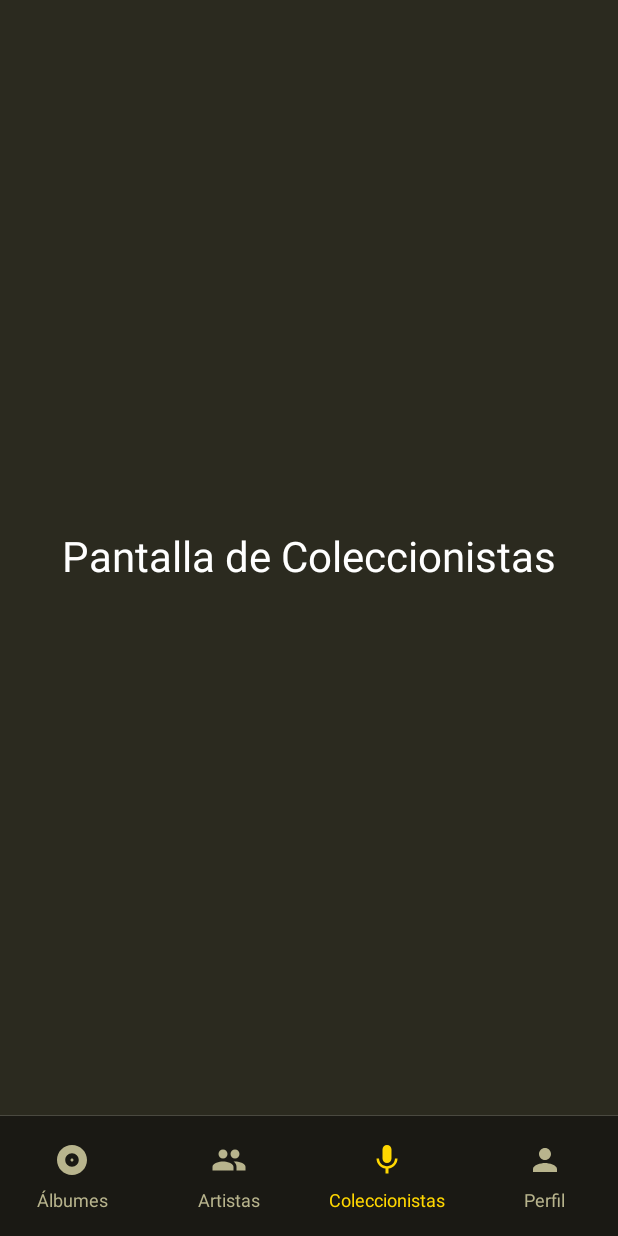
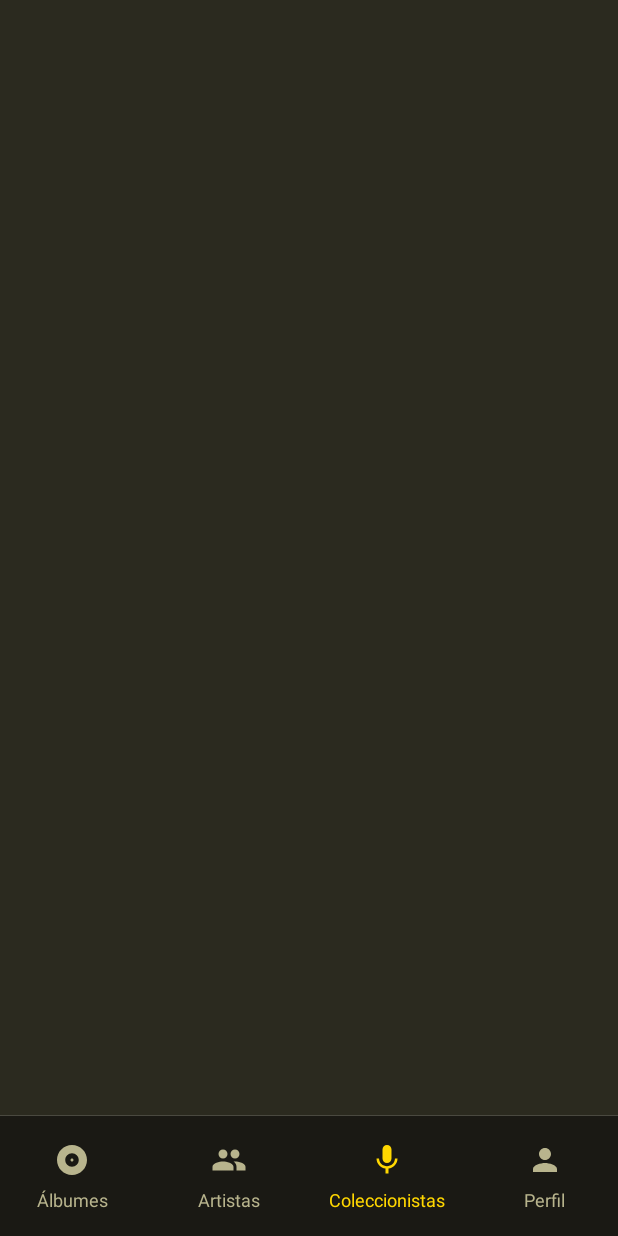
Before and after one commit to martin-hendricks/MISW-4203-ingenieria-de-software-aplicaciones-moviles, an Android app built with Jetpack Compose: the screen it shows after launch (MainActivity), item 3 of the bottom bar chosen, on a phone screen of 412 x 824 dp. Run offline under Robolectric (Android 15) with nearby library versions, the phone set to English and light mode, and no system bars.

```diff
--- a/app/src/main/java/com/example/vinilos/ui/navigation/AppNavigation.kt
+++ b/app/src/main/java/com/example/vinilos/ui/navigation/AppNavigation.kt
@@ -35,89 +35,21 @@ fun AppNavigation(navController: NavHostController) {
             // Pantalla de Álbumes
             composable(NavigationRoutes.Albums.route) {
 
-        /*        Box(
-                    modifier = Modifier.fillMaxSize(),
-                    contentAlignment = Alignment.Center
-                ) {
-                    Text(
-                        text = "Pantalla de Albumes",
-                        style = MaterialTheme.typography.headlineMedium,
-                        color = MaterialTheme.colorScheme.primary
-                    )
-                }*/
-                // Lista simple para probar
-                val items = listOf(
-                    "Item 1",
-                    "Item 2",
-                    "Item 3",
-                    "Item 4",
-                    "Item 5",
-                    "Item 6",
-                    "Item 7"
-                )
-
-                VinilosListView(
-                    title = "Titulo Pantalla",
-                    items = items,
-                    onItemSelected = { item ->
-                        println("Seleccionado: $item")
-                    },
-                    onPlusClick = {
-                        // Aquí iría la navegación a crear álbum
-                        println("Crear nuevo álbum")
-                        // Ejemplo: navController.navigate("albums/create")
-                    }
-                ) { item ->
-                    VinilosListItem(
-                        imageUrl = "https://softmanagement.com.co/wp-content/uploads/2024/10/placeholder.png",
-                        topLabel = item,
-                        bottomLabel = "Subtítulo de $item",
-                        isImageCircular = false,  // Imagen cuadrada para álbumes
-                        onClick = { println("Click en $item") }
-                    )
-                }
             }
 
             // Pantalla de Artistas
             composable(NavigationRoutes.Artists.route) {
-                Box(
-                    modifier = Modifier.fillMaxSize(),
-                    contentAlignment = Alignment.Center
-                ) {
-                    Text(
-                        text = "Pantalla de Artistas",
-                        style = MaterialTheme.typography.headlineMedium,
-                        color = MaterialTheme.colorScheme.primary
-                    )
-                }
+
             }
 
             // Pantalla de Coleccionistas
             composable(NavigationRoutes.Collectors.route) {
-                Box(
-                    modifier = Modifier.fillMaxSize(),
-                    contentAlignment = Alignment.Center
-                ) {
-                    Text(
-                        text = "Pantalla de Coleccionistas",
-                        style = MaterialTheme.typography.headlineMedium,
-                        color = MaterialTheme.colorScheme.primary  // Text color on background
-                    )
-                }
+
             }
 
             // Pantalla de Perfil
             composable(NavigationRoutes.Profile.route) {
-                Box(
-                    modifier = Modifier.fillMaxSize(),
-                    contentAlignment = Alignment.Center
-                ) {
-                    Text(
-                        text = "Pantalla de Perfil",
-                        style = MaterialTheme.typography.headlineMedium,
-                        color = MaterialTheme.colorScheme.primary  // Text color on background
-                    )
-                }
+
             }
         }
     }
```
